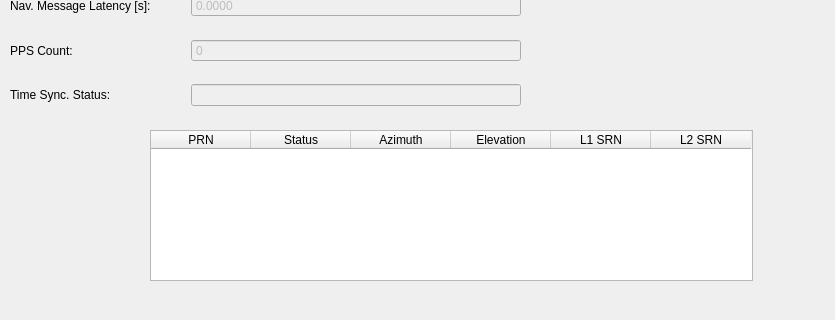
jmaye/libposlv, file src/lib/visualization/PrimaryGPSStatusTab.ui: the form before one commit; both pictures show x 0 to 835 and y 480 to 800 of the 930 by 800 pixel window.
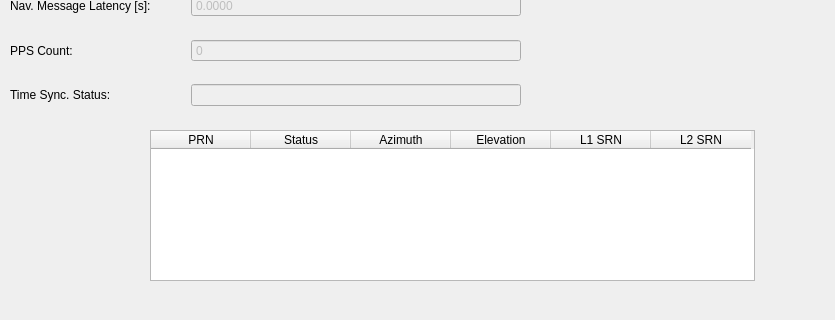
The form after the commit.

Patch:
```diff
--- a/src/lib/visualization/PrimaryGPSStatusTab.ui
+++ b/src/lib/visualization/PrimaryGPSStatusTab.ui
@@ -350,7 +350,7 @@
     <rect>
      <x>150</x>
      <y>610</y>
-     <width>603</width>
+     <width>605</width>
      <height>151</height>
     </rect>
    </property>
```
